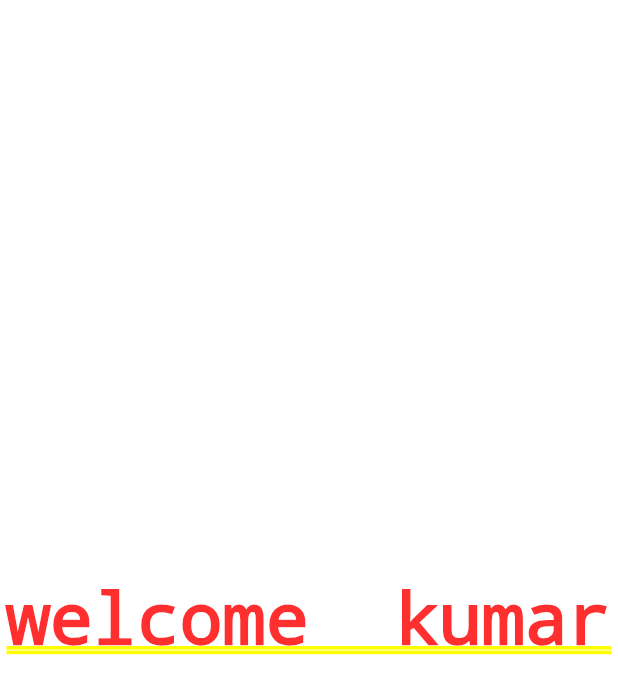
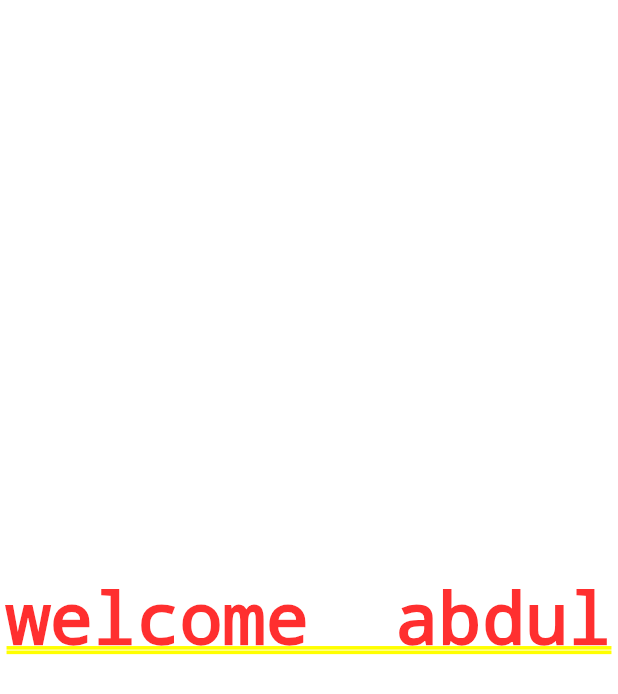
Before and after one commit to liviya-cmd/appstoreks, a Flutter app: the screen it shows after launch, on a phone screen of 412 x 824 dp. Shown: the top 694 px of the screen. Run offline on Flutter 3.47's test engine with Material 3 defaults, Android fonts, the phone set to English and light mode, and no system bars.

Commit message:
Merge remote-tracking branch 'origin/master'
# Conflicts:
#	lib/main.dart

```diff
--- a/lib/main.dart
+++ b/lib/main.dart
@@ -17,7 +17,7 @@ class _MyAppState extends State<MyApp> {
     return MaterialApp(
       home: Container(
         child: Center(
-          child: Text('welcome  kumar'),
+          child: Text('welcome  abdul'),
         ),
       ),
     );
```
